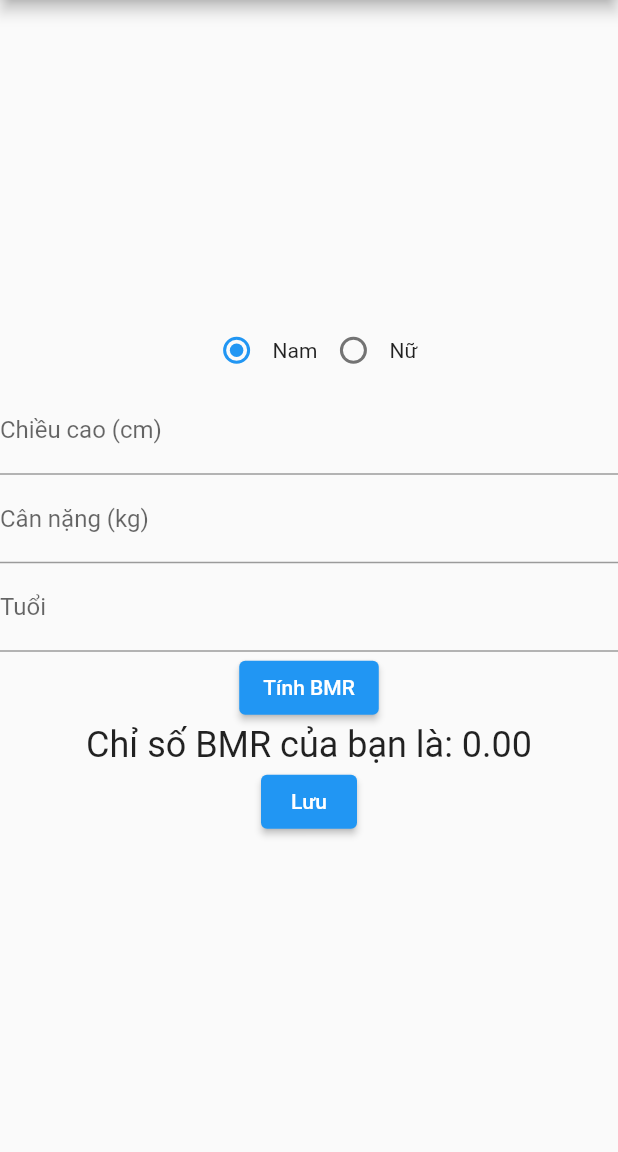
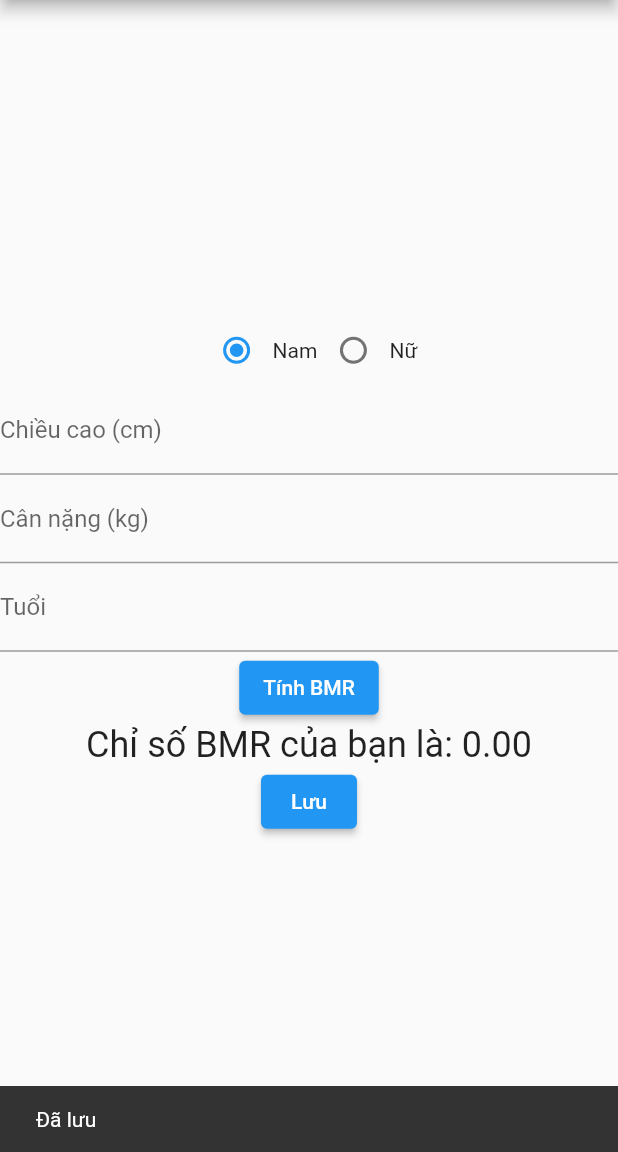
Before and after one commit to mlehau21/bmi4, a Flutter app: the BMRScreen screen opened directly, after a tap on "Lưu", on a phone screen of 412 x 824 dp, the part 84-1236 px from its top. Run offline on Flutter 3.47's test engine with Material 2 defaults, Android fonts, the phone set to English and light mode, and no system bars; our stand-ins replace shared_preferences; accounts and stored records are empty.

Commit message:
đã lưu được và hiển thị thành công

```diff
--- a/lib/calculator/bmi.dart
+++ b/lib/calculator/bmi.dart
@@ -71,5 +71,11 @@ class _BMIScreenState extends State<BMIScreen> {
     final key = 'results';
     final value = '$type|$result|${DateTime.now()}';
     prefs.setStringList(key, [...prefs.getStringList(key) ?? [], value]);
+    ScaffoldMessenger.of(context).showSnackBar(
+      SnackBar(
+        content: Text('Đã lưu'),
+        duration: Duration(milliseconds: 1500),
+      ),
+    );
   }
 }
--- a/lib/calculator/bmr.dart
+++ b/lib/calculator/bmr.dart
@@ -91,7 +91,7 @@ class _BMRScreenState extends State<BMRScreen> {
           ),
           ElevatedButton(
             onPressed: () {
-              _saveResult('BMI', _bmrResult.toString());
+              _saveResult('BMR', _bmrResult.toString());
             },
             child: const Text('Lưu'),
           ),
@@ -106,5 +106,11 @@ class _BMRScreenState extends State<BMRScreen> {
     final key = 'results';
     final value = '$type|$result|${DateTime.now()}';
     prefs.setStringList(key, [...prefs.getStringList(key) ?? [], value]);
+    ScaffoldMessenger.of(context).showSnackBar(
+      SnackBar(
+        content: Text('Đã lưu'),
+        duration: Duration(milliseconds: 1500),
+      ),
+    );
   }
 }
```
Also changed, not shown: lib/calculator/tdee.dart (+7 -1 lines).
